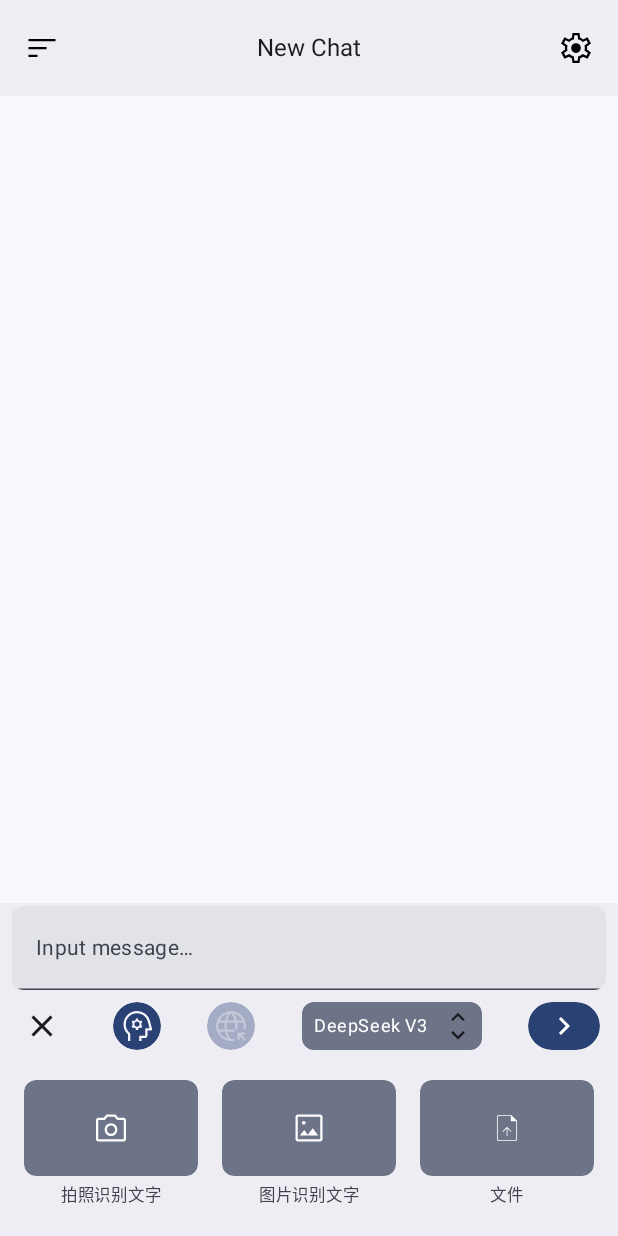
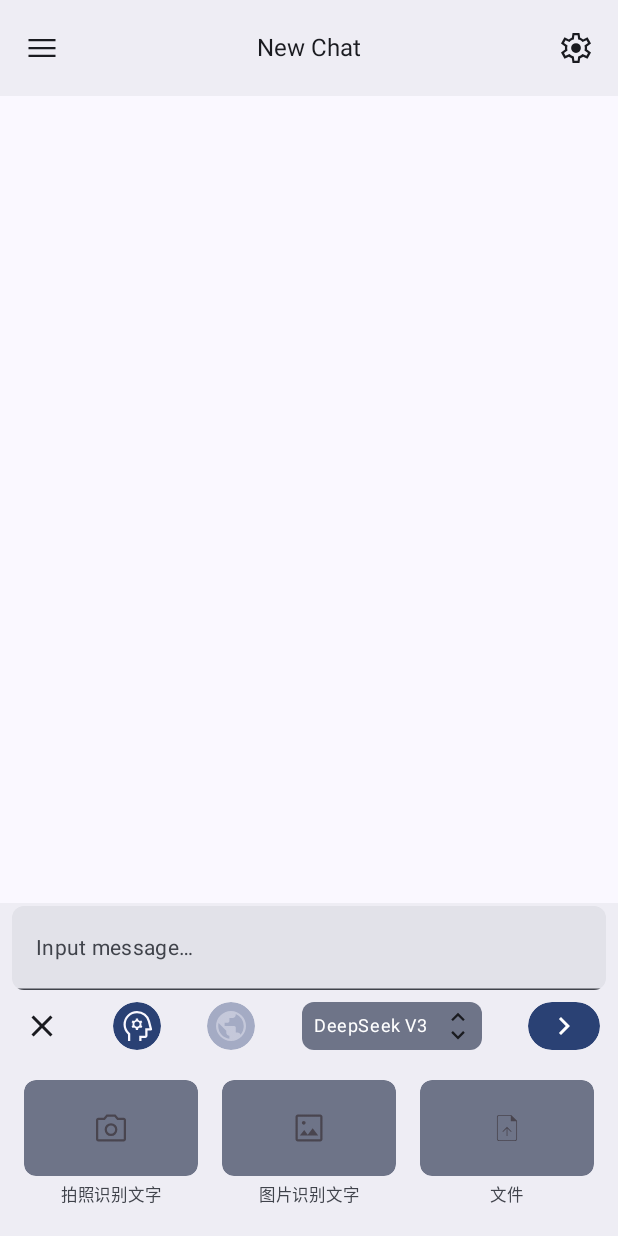
Before and after one commit to SwallowJoe/Lonicera, an Android app built with Jetpack Compose: the ChatUI screen opened through its navigation route, after a tap on "More", on a phone screen of 412 x 824 dp. Run offline under Robolectric (Android 15) with nearby library versions, the phone set to English and light mode, and no system bars; our stand-ins replace Room's generated code; libraries missing offline, so code that uses them is left out: dev.jeziellago.compose; Roboto replaces fonts that are not available here; 1 statement that could not run was skipped; 1 other tap on this screen came first.

Commit message:
Support drak mode

```diff
--- a/app/src/main/java/com/android/lonicera/components/chat/ui/ChatBottomBar.kt
+++ b/app/src/main/java/com/android/lonicera/components/chat/ui/ChatBottomBar.kt
@@ -2,6 +2,7 @@ package com.android.lonicera.components.chat.ui
 
 import androidx.compose.animation.AnimatedVisibility
 import androidx.compose.animation.fadeOut
+import androidx.compose.foundation.Image
 import androidx.compose.foundation.layout.Arrangement
 import androidx.compose.foundation.layout.Box
 import androidx.compose.foundation.layout.Column
@@ -22,6 +23,7 @@ import androidx.compose.material3.CircularProgressIndicator
 import androidx.compose.material3.Icon
 import androidx.compose.material3.IconButton
 import androidx.compose.material3.IconButtonColors
+import androidx.compose.material3.LocalContentColor
 import androidx.compose.material3.MaterialTheme
 import androidx.compose.material3.Text
 import androidx.compose.material3.TextField
@@ -94,6 +96,7 @@ fun ChatBottomBar(state: ChatUIState, viewModel: ChatViewModel) {
                 Icon(
                     imageVector = if (!expanded) Icons.Default.Add else Icons.Default.Close,
                     contentDescription = stringResource(R.string.more),
+                    tint = LocalContentColor.current,
                     modifier = Modifier.size(24.dp)
                 )
             }
@@ -112,6 +115,7 @@ fun ChatBottomBar(state: ChatUIState, viewModel: ChatViewModel) {
                 Icon(
                     painter = painterResource(id = R.drawable.psychology_48px),
                     contentDescription = stringResource(R.string.more),
+                    tint = LocalContentColor.current,
                     modifier = Modifier.size(24.dp)
                 )
             }
@@ -130,8 +134,9 @@ fun ChatBottomBar(state: ChatUIState, viewModel: ChatViewModel) {
                 )
             ) {
                 Icon(
-                    painter = painterResource(id = R.drawable.captive_portal_48px),
+                    painter = painterResource(id = R.drawable.network_48dp),
                     contentDescription = stringResource(R.string.more),
+                    tint = LocalContentColor.current,
                     modifier = Modifier.size(24.dp)
                 )
             }
@@ -226,7 +231,7 @@ fun ChatBottomBar(state: ChatUIState, viewModel: ChatViewModel) {
                             disabledContentColor = MaterialTheme.colorScheme.contentColorFor(MaterialTheme.colorScheme.secondaryContainer.copy(alpha = 0.38f))
                         )
                     ) {
-                        Icon(
+                        Image(
                             painter = painterResource(R.drawable.photo_camera_48px),
                             contentDescription = "拍照识别文字",
                             modifier = Modifier.size(24.dp)
@@ -261,7 +266,7 @@ fun ChatBottomBar(state: ChatUIState, viewModel: ChatViewModel) {
                             disabledContentColor = MaterialTheme.colorScheme.contentColorFor(MaterialTheme.colorScheme.secondaryContainer.copy(alpha = 0.38f))
                         )
                     ) {
-                        Icon(
+                        Image(
                             painter = painterResource(R.drawable.imagesmode_48px),
                             contentDescription = "图片识别文字",
                             modifier = Modifier.size(24.dp)
@@ -296,7 +301,7 @@ fun ChatBottomBar(state: ChatUIState, viewModel: ChatViewModel) {
                             disabledContentColor = MaterialTheme.colorScheme.contentColorFor(MaterialTheme.colorScheme.secondaryContainer.copy(alpha = 0.38f))
                         )
                     ) {
-                        Icon(
+                        Image(
                             painter = painterResource(R.drawable.upload_file_48px),
                             contentDescription = "上传文件",
                             modifier = Modifier.size(24.dp)
--- a/app/src/main/java/com/android/lonicera/components/chat/ui/ChatDrawer.kt
+++ b/app/src/main/java/com/android/lonicera/components/chat/ui/ChatDrawer.kt
@@ -42,6 +42,7 @@ import androidx.compose.material3.DropdownMenuItem
 import androidx.compose.material3.HorizontalDivider
 import androidx.compose.material3.Icon
 import androidx.compose.material3.IconButton
+import androidx.compose.material3.LocalContentColor
 import androidx.compose.material3.MaterialTheme
 import androidx.compose.material3.Surface
 import androidx.compose.material3.Text
@@ -153,7 +154,8 @@ fun ChatDrawerContent(
                     Icon(
                         imageVector = Icons.AutoMirrored.Filled.KeyboardArrowLeft,
                         contentDescription = stringResource(R.string.chat_history),
-                        modifier = Modifier.size(24.dp)
+                        tint = MaterialTheme.colorScheme.onSurface,
+                        modifier = Modifier.size(24.dp),
                     )
                 }
             }
@@ -178,7 +180,7 @@ fun ChatDrawerContent(
                     },
                     modifier = Modifier.padding(end = 16.dp)
                 ) {
-                    Icon(
+                    Image(
                         painter = painterResource(R.drawable.delete_forever_48px),
                         contentDescription = stringResource(R.string.chat_history),
                         modifier = Modifier.size(16.dp)
--- a/app/src/main/java/com/android/lonicera/components/chat/ui/ChatSettings.kt
+++ b/app/src/main/java/com/android/lonicera/components/chat/ui/ChatSettings.kt
@@ -19,6 +19,7 @@ import androidx.compose.foundation.verticalScroll
 import androidx.compose.material3.HorizontalDivider
 import androidx.compose.material3.Icon
 import androidx.compose.material3.IconButton
+import androidx.compose.material3.LocalContentColor
 import androidx.compose.material3.MaterialTheme
 import androidx.compose.material3.OutlinedTextField
 import androidx.compose.material3.Slider
@@ -300,6 +301,7 @@ private fun DeepSeekSettings(state: ChatUIState,
                             else R.drawable.visibility_off_48px
                         ),
                         contentDescription = "Toggle password visibility",
+                        tint = LocalContentColor.current,
                         modifier = Modifier.size(20.dp)
                     )
                 }
--- a/app/src/main/java/com/android/lonicera/components/chat/ui/ChatUI.kt
+++ b/app/src/main/java/com/android/lonicera/components/chat/ui/ChatUI.kt
@@ -25,6 +25,7 @@ import androidx.compose.material3.CircularProgressIndicator
 import androidx.compose.material3.ExperimentalMaterial3Api
 import androidx.compose.material3.Icon
 import androidx.compose.material3.IconButton
+import androidx.compose.material3.LocalContentColor
 import androidx.compose.material3.MaterialTheme
 import androidx.compose.material3.OutlinedTextField
 import androidx.compose.material3.Scaffold
@@ -98,8 +99,9 @@ fun ChatUI(navHostController: NavHostController, chatViewModel: ChatViewModel) {
                                 drawerState.value = true
                             }) {
                                 Icon(
-                                    painter = painterResource(R.drawable.sort_48px),
+                                    painter = painterResource(R.drawable.menu_48dp),
                                     contentDescription = stringResource(R.string.chat_history),
+                                    tint =  MaterialTheme.colorScheme.onSurface,
                                     modifier = Modifier.size(24.dp)
                                 )
                             }
@@ -113,15 +115,16 @@ fun ChatUI(navHostController: NavHostController, chatViewModel: ChatViewModel) {
                                 Icon(
                                     painter = painterResource(R.drawable.settings_48px),
                                     contentDescription = stringResource(R.string.settings),
+                                    tint =  MaterialTheme.colorScheme.onSurface,
                                     modifier = Modifier.size(24.dp)
                                 )
                             }
                         },
                         colors = TopAppBarDefaults.centerAlignedTopAppBarColors(
                             containerColor = MaterialTheme.colorScheme.surfaceContainer,
-                            titleContentColor = Color.Black,
-                            navigationIconContentColor = Color.Black,
-                            actionIconContentColor = Color.Black
+                            titleContentColor = MaterialTheme.colorScheme.onSurface,
+                            navigationIconContentColor = MaterialTheme.colorScheme.onSurface,
+                            actionIconContentColor = MaterialTheme.colorScheme.onSurface
                         )
                     )
                 },
--- a/app/src/main/java/com/android/lonicera/components/widget/AnimatedOverlayDrawerScaffold.kt
+++ b/app/src/main/java/com/android/lonicera/components/widget/AnimatedOverlayDrawerScaffold.kt
@@ -5,11 +5,13 @@ import androidx.compose.foundation.background
 import androidx.compose.foundation.gestures.detectHorizontalDragGestures
 import androidx.compose.foundation.gestures.detectTapGestures
 import androidx.compose.foundation.gestures.detectVerticalDragGestures
+import androidx.compose.foundation.isSystemInDarkTheme
 import androidx.compose.foundation.layout.Box
 import androidx.compose.foundation.layout.absoluteOffset
 import androidx.compose.foundation.layout.fillMaxHeight
 import androidx.compose.foundation.layout.fillMaxSize
 import androidx.compose.foundation.layout.fillMaxWidth
+import androidx.compose.material3.MaterialTheme
 import androidx.compose.runtime.Composable
 import androidx.compose.runtime.LaunchedEffect
 import androidx.compose.runtime.MutableState
@@ -180,11 +182,12 @@ fun AnimatedOverlayDrawerScaffold(
             content()
 
             if (offsetX != 0.dp || offsetY != 0.dp) {
+                val finalAlpha = if (isSystemInDarkTheme()) 0.8f else 0.3f
                 Box(
                     modifier = Modifier
                         .fillMaxSize()
                         .zIndex(1f)
-                        .background(Color.Black.copy(alpha = 0.3f * progress))
+                        .background(Color.Black.copy(alpha = finalAlpha * progress))
                         .pointerInput(Unit) {
                             detectTapGestures(
                                 onTap = {
--- a/app/src/main/res/drawable/captive_portal_48px.xml
+++ b/app/src/main/res/drawable/captive_portal_48px.xml
@@ -5,6 +5,6 @@
     android:viewportHeight="960"
     android:tint="?attr/colorControlNormal">
   <path
-      android:fillColor="@android:color/white"
+      android:fillColor="#FFFFFF"
       android:pathData="M838,881L710,753L710,856L650,856L650,650L856,650L856,710L752,710L880,838L838,881ZM480,880Q397,880 324,848.5Q251,817 197,763Q143,709 111.5,636.64Q80,564.28 80,482Q80,398.51 111.5,325.07Q143,251.64 197,197.32Q251,143 324,111.5Q397,80 480,80Q563,80 636,111.5Q709,143 763,197.32Q817,251.64 848.5,325.07Q880,398.51 880,482Q880,505 878,526.5Q876,548 871,570L808,570Q814,548.33 817,526.67Q820,505 820,482.2Q820,459.4 817.05,436.6Q814.11,413.8 808.22,391L648,391Q650,414 652,436.5Q654,459 654,481.5Q654,504 652.75,526Q651.5,548 649,570L588,570Q591,548 592.5,526Q594,504 594,482Q594,459.25 592.5,436.5Q591,413.75 588,391L373.42,391Q370,414 368.5,436.5Q367,459 367,481.5Q367,504 368.5,526Q370,548 373,570L570,570L570,630L384,630Q398,683 418,734Q438,785 480,820Q503,820 525,817.5Q547,815 570,810L570,870Q547,875 525,877.5Q503,880 480,880ZM151.78,570L312,570Q309.5,548 308.25,526Q307,504 307,482Q307,459.25 308,436.5Q309,413.75 311,391L151.71,391Q145.86,413.8 142.93,436.6Q140,459.4 140,482.2Q140,505 142.95,526.67Q145.89,548.33 151.78,570ZM172,331L321.59,331Q333,283 350.5,237.5Q368,192 395,150Q324,174 265.5,219.5Q207,265 172,331ZM394,809Q368,768 350.5,723Q333,678 323,630L172,630Q205,697 263,744Q321,791 394,809ZM384,331L577,331Q564,277 541,227Q518,177 480,138Q442,178 419,227.5Q396,277 384,331ZM639.34,331L788,331Q753,265 695,219Q637,173 566,151Q593,192 610.5,237.5Q628,283 639.34,331Z"/>
 </vector>
--- a/app/src/main/res/drawable/delete_forever_48px.xml
+++ b/app/src/main/res/drawable/delete_forever_48px.xml
@@ -5,6 +5,6 @@
     android:viewportHeight="960"
     android:tint="?attr/colorControlNormal">
   <path
-      android:fillColor="@android:color/white"
+      android:fillColor="#FFFFFF"
       android:pathData="M361,661L480,540L600,661L647,613L528,492L647,371L600,323L480,444L361,323L313,371L433,492L313,613L361,661ZM261,840Q237,840 219,822Q201,804 201,780L201,210L160,210L160,150L348,150L348,120L612,120L612,150L800,150L800,210L759,210L759,780Q759,804 741,822Q723,840 699,840L261,840ZM699,210L261,210L261,780Q261,780 261,780Q261,780 261,780L699,780Q699,780 699,780Q699,780 699,780L699,210ZM261,210L261,210L261,780Q261,780 261,780Q261,780 261,780L261,780Q261,780 261,780Q261,780 261,780L261,210Z"/>
 </vector>
--- /dev/null
+++ b/app/src/main/res/drawable/menu_48dp.xml
@@ -0,0 +1,9 @@
+<vector xmlns:android="http://schemas.android.com/apk/res/android"
+    android:width="48dp"
+    android:height="48dp"
+    android:viewportWidth="960"
+    android:viewportHeight="960">
+  <path
+      android:pathData="M120,720v-60h720v60L120,720ZM120,510v-60h720v60L120,510ZM120,300v-60h720v60L120,300Z"
+      android:fillColor="?attr/colorControlNormal"/>
+</vector>
--- /dev/null
+++ b/app/src/main/res/drawable/network_48dp.xml
@@ -0,0 +1,9 @@
+<vector xmlns:android="http://schemas.android.com/apk/res/android"
+    android:width="48dp"
+    android:height="48dp"
+    android:viewportWidth="960"
+    android:viewportHeight="960">
+  <path
+      android:pathData="M480,880q-83,0 -156,-31.5T197,763q-54,-54 -85.5,-127T80,480q0,-83 31.5,-156T197,197q54,-54 127,-85.5T480,80q83,0 156,31.5T763,197q54,54 85.5,127T880,480q0,83 -31.5,156T763,763q-54,54 -127,85.5T480,880ZM437,819v-82q-35,0 -59,-26t-24,-61v-44L149,401q-5,20 -7,39.5t-2,39.5q0,130 84.5,227T437,819ZM731,711q44,-48 66.5,-107.5T820,480q0,-106 -58,-192.5T607,161v18q0,35 -24,61t-59,26h-87v87q0,17 -13.5,28T393,392h-83v88h258q17,0 28,13t11,30v127h43q29,0 51,17t30,44Z"
+      android:fillColor="#FFFFFF"/>
+</vector>
--- a/app/src/main/res/drawable/sort_48px.xml
+++ /dev/null
@@ -1,11 +0,0 @@
-<vector xmlns:android="http://schemas.android.com/apk/res/android"
-    android:width="48dp"
-    android:height="48dp"
-    android:viewportWidth="960"
-    android:viewportHeight="960"
-    android:tint="?attr/colorControlNormal"
-    android:autoMirrored="true">
-  <path
-      android:fillColor="@android:color/white"
-      android:pathData="M120,720L120,660L360,660L360,720L120,720ZM120,510L120,450L600,450L600,510L120,510ZM120,300L120,240L840,240L840,300L120,300Z"/>
-</vector>
```
Also changed, not shown: app/src/main/java/com/android/lonicera/components/settings/ui/SettingsUI.kt (+4 -3 lines), app/src/main/java/com/android/lonicera/components/widget/MenuWithScroll.kt (+11 -2 lines), app/src/main/res/drawable/settings_48dp.xml (added, +9 -0 lines).
